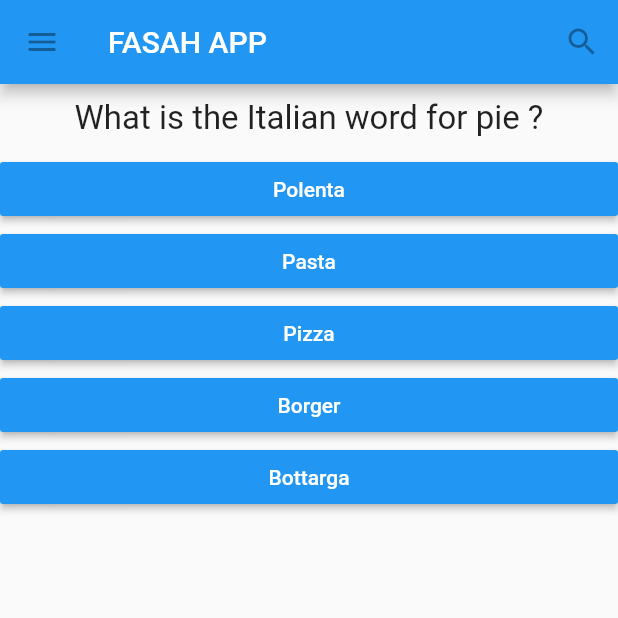
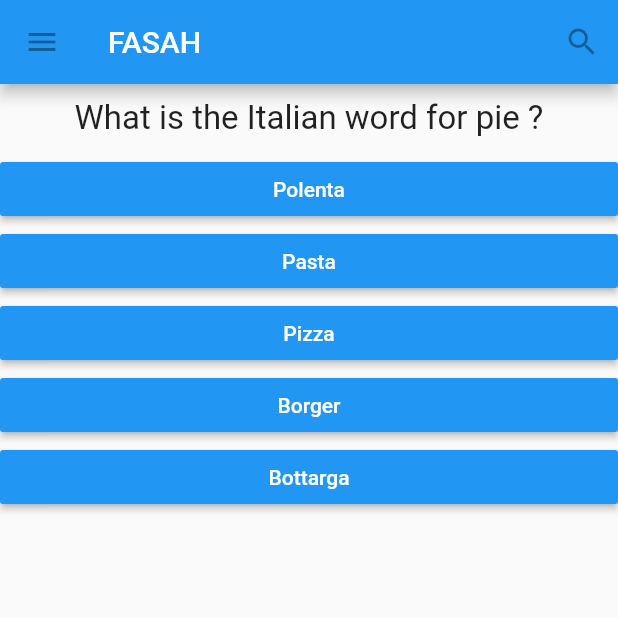
Before and after one commit to FawzyZayed/FlutterQuizAPP, a Flutter app: the screen it shows after launch, on a phone screen of 412 x 824 dp, the top half of it. Run offline on Flutter 3.47's test engine with Material 2 defaults, Android fonts, the phone set to English and light mode, and no system bars.

Commit message:
app name

```diff
--- a/lib/main.dart
+++ b/lib/main.dart
@@ -83,7 +83,7 @@ class _MyAppState extends State<MyApp> {
             tooltip: 'Navigation menu',
             onPressed: null,
           ),
-          title: Text('FASAH APP'),
+          title: Text('FASAH'),
           actions: <Widget>[
             IconButton(
               icon: Icon(Icons.search),
```
